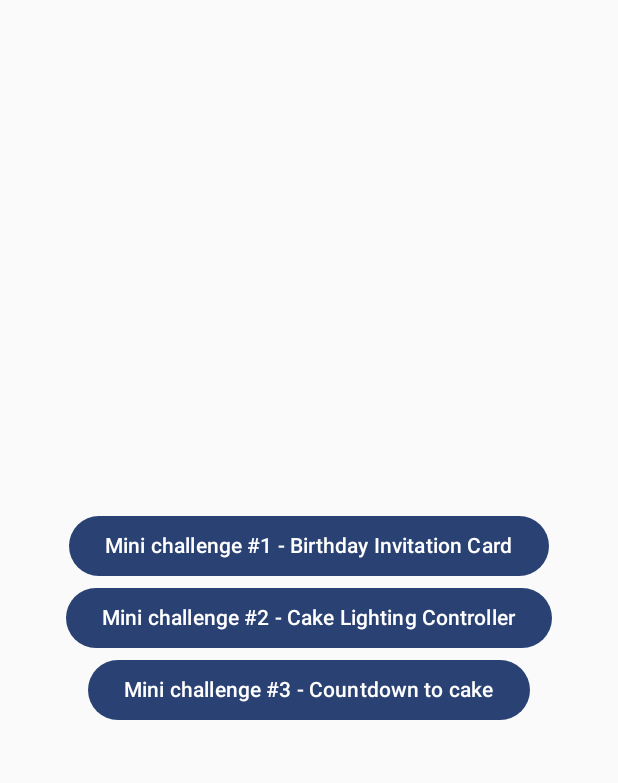
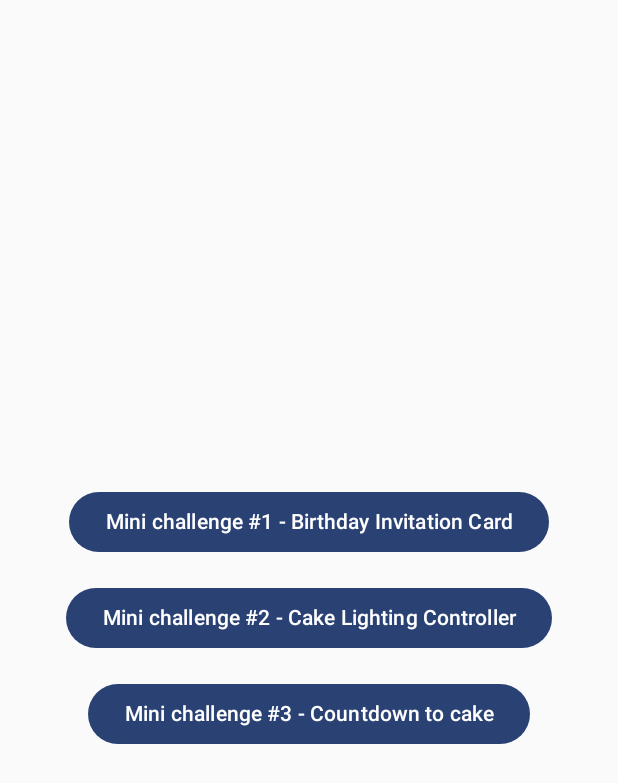
Before and after one commit to rastetedev/BirthdayCelebrationsMiniChallenge, an Android app built with Jetpack Compose: the screen it shows after launch (MainActivity), on a phone screen of 412 x 824 dp. Shown: the top 783 px of the screen. Run offline under Robolectric (Android 15) with nearby library versions, the phone set to English and light mode, and no system bars.

Commit message:
Center align button text and add spacing in MainActivity

```diff
--- a/app/src/main/java/com/raulastete/birthdaycelebrationsminichallenge/MainActivity.kt
+++ b/app/src/main/java/com/raulastete/birthdaycelebrationsminichallenge/MainActivity.kt
@@ -7,11 +7,15 @@ import androidx.activity.compose.setContent
 import androidx.activity.enableEdgeToEdge
 import androidx.compose.foundation.layout.Arrangement
 import androidx.compose.foundation.layout.Column
+import androidx.compose.foundation.layout.Spacer
 import androidx.compose.foundation.layout.fillMaxSize
+import androidx.compose.foundation.layout.height
 import androidx.compose.material3.Button
 import androidx.compose.material3.Text
 import androidx.compose.ui.Alignment
 import androidx.compose.ui.Modifier
+import androidx.compose.ui.text.style.TextAlign
+import androidx.compose.ui.unit.dp
 import com.raulastete.birthdaycelebrationsminichallenge.birthday_invitation_card_one.BirthdayInvitationCardActivity
 import com.raulastete.birthdaycelebrationsminichallenge.cake_lighting_controller_second.CakeLightingControllerActivity
 import com.raulastete.birthdaycelebrationsminichallenge.countdown_to_cake_third.CountdownToCakeActivity
@@ -37,8 +41,13 @@ class MainActivity : ComponentActivity() {
                             )
                         )
                     }) {
-                        Text("Mini challenge #1 - Birthday Invitation Card")
+                        Text(
+                            "Mini challenge #1 - Birthday Invitation Card",
+                            textAlign = TextAlign.Center
+                        )
                     }
+
+                    Spacer(Modifier.height(16.dp))
 
                     Button(onClick = {
                         startActivity(
@@ -48,8 +57,13 @@ class MainActivity : ComponentActivity() {
                             )
                         )
                     }) {
-                        Text("Mini challenge #2 - Cake Lighting Controller")
+                        Text(
+                            "Mini challenge #2 - Cake Lighting Controller",
+                            textAlign = TextAlign.Center
+                        )
                     }
+
+                    Spacer(Modifier.height(16.dp))
 
                     Button(onClick = {
                         startActivity(
@@ -59,7 +73,8 @@ class MainActivity : ComponentActivity() {
                             )
                         )
                     }) {
-                        Text("Mini challenge #3 - Countdown to cake")
+                        Text("Mini challenge #3 - Countdown to cake",
+                            textAlign = TextAlign.Center)
                     }
                 }
             }
```
